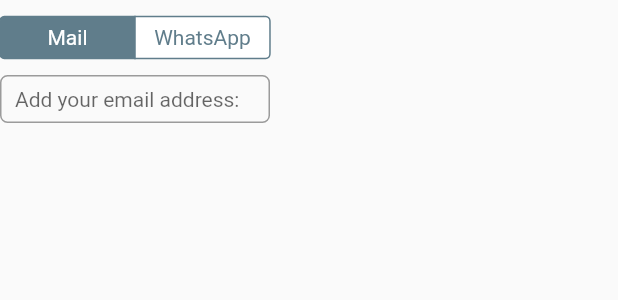
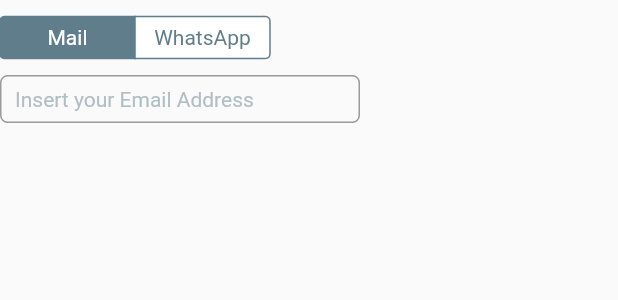
Before and after one commit to cocoataster/KCB-MVP, a Flutter app: the HowToReachMeSelector widget shown alone on an empty page, opened directly, on a phone screen of 412 x 824 dp. Shown: the top 300 px of the screen. Run offline on Flutter 3.47's test engine with Material 2 defaults, Android fonts, the phone set to English and light mode, and no system bars; our stand-ins replace flutter_secure_storage, get_it, image_picker; accounts and stored records are empty; network calls fail.

Commit message:
How to Reach Me impelemented, data from ProfileView updated in ProfileViewModel

```diff
--- a/lib/core/models/contact_method.dart
+++ b/lib/core/models/contact_method.dart
@@ -1,6 +1,6 @@
 class ContactMethod {
-  final String type;
-  final String data;
+  String type;
+  String data;
 
   ContactMethod({this.type, this.data});
 
--- a/lib/core/models/instruments.dart
+++ b/lib/core/models/instruments.dart
@@ -1,5 +1,5 @@
 class Instruments {
-  final List<String> items;
+  List<String> items;
 
   Instruments({this.items});
 
--- a/lib/core/models/profile.dart
+++ b/lib/core/models/profile.dart
@@ -4,13 +4,13 @@ import 'package:sounds_good/core/models/location.dart';
 class Profile {
   final String id;
   String name;
-  final Location location;
-  final ContactMethod contactMethod;
-  final List<String> instruments;
+  Location location;
+  ContactMethod contactMethod;
+  List<String> instruments;
   String friendlyLocation;
-  final List<String> videos;
-  final String description;
-  final String photo;
+  List<String> videos;
+  String description;
+  String photo;
 
   Profile(
       {this.id,
--- a/lib/core/utils/enums.dart
+++ b/lib/core/utils/enums.dart
@@ -9,3 +9,5 @@ enum StatusCode {
   clientError,
   serverError
 }
+
+enum ContactMethodType { Email, Phone }
--- a/lib/screens/widgets/profile/edit/how_to_reach_me.dart
+++ b/lib/screens/widgets/profile/edit/how_to_reach_me.dart
@@ -1,5 +1,8 @@
 import 'package:flutter/cupertino.dart';
 import 'package:flutter/material.dart';
+import 'package:provider/provider.dart';
+import 'package:sounds_good/core/utils/enums.dart';
+import 'package:sounds_good/core/viewmodels/profile_viewmodel.dart';
 
 class HowToReachMeSelector extends StatefulWidget {
   @override
@@ -7,12 +10,14 @@ class HowToReachMeSelector extends StatefulWidget {
 }
 
 class _HowToReachMeSelectorState extends State<HowToReachMeSelector> {
-  final Map<int, Widget> logoWidgets = const <int, Widget>{
-    0: Text('Mail'),
-    1: Text('WhatsApp'),
+  final Map<ContactMethodType, Widget> logoWidgets =
+      const <ContactMethodType, Widget>{
+    ContactMethodType.Email: Text('Mail'),
+    ContactMethodType.Phone: Text('WhatsApp'),
   };
 
-  int sharedValue = 0;
+  ContactMethodType typeSelected = ContactMethodType.Email;
+  String textFieldValue;
 
   @override
   Widget build(BuildContext context) {
@@ -24,33 +29,46 @@ class _HowToReachMeSelectorState extends State<HowToReachMeSelector> {
           SizedBox(
             height: 50.0,
             width: 180.0,
-            child: CupertinoSegmentedControl<int>(
+            child: CupertinoSegmentedControl<ContactMethodType>(
               padding: EdgeInsets.all(0.0),
               borderColor: Colors.blueGrey,
               selectedColor: Colors.blueGrey,
               children: logoWidgets,
-              onValueChanged: (int val) {
+              onValueChanged: (selection) {
                 setState(() {
-                  sharedValue = val;
+                  typeSelected = selection;
+                  Provider.of<ProfileViewModel>(context, listen: false)
+                      .updateContactMethod(type: selection, data: textFieldValue );
                 });
               },
-              groupValue: sharedValue,
+              groupValue: typeSelected,
             ),
           ),
           SizedBox(
-            width: 180.0,
+            width: 240.0,
             height: 32.0,
             child: TextField(
               decoration: InputDecoration(
-                contentPadding: EdgeInsets.symmetric(horizontal: 10.0, vertical: 0),
-               hintText: 'Add your email address:',
-               hintStyle: TextStyle(fontSize: 14.0),
+                contentPadding:
+                    EdgeInsets.symmetric(horizontal: 10.0, vertical: 5.0),
+                hintText: typeSelected == ContactMethodType.Phone
+                    ? 'Insert your Phone Number'
+                    : 'Insert your Email Address',
+                hintStyle: TextStyle(
+                  fontSize: 14.0,
+                  color: Colors.blueGrey.shade200,
+                ),
                 border: new OutlineInputBorder(
                   borderRadius: const BorderRadius.all(
                     const Radius.circular(5.0),
                   ),
                 ),
               ),
+              onChanged: (fieldContent) => {
+                setState(() {
+                  textFieldValue = fieldContent;
+                })
+              },
             ),
           ),
         ],
```
Also changed, not shown: lib/core/viewmodels/profile_viewmodel.dart (+29 -10 lines), lib/screens/views/profile_view.dart (+12 -21 lines), lib/screens/widgets/profile/edit/add_instrument.dart (added, +35 -0 lines), lib/screens/widgets/profile/edit/instruments_list.dart (+23 -9 lines), lib/screens/widgets/profile/instruments_section.dart (+13 -37 lines), lib/screens/widgets/profile/profile_description_section.dart (+16 -30 lines), lib/screens/widgets/profile/profile_header_section.dart (+7 -4 lines), lib/screens/widgets/profile/profile_videos_section.dart (+9 -4 lines).
